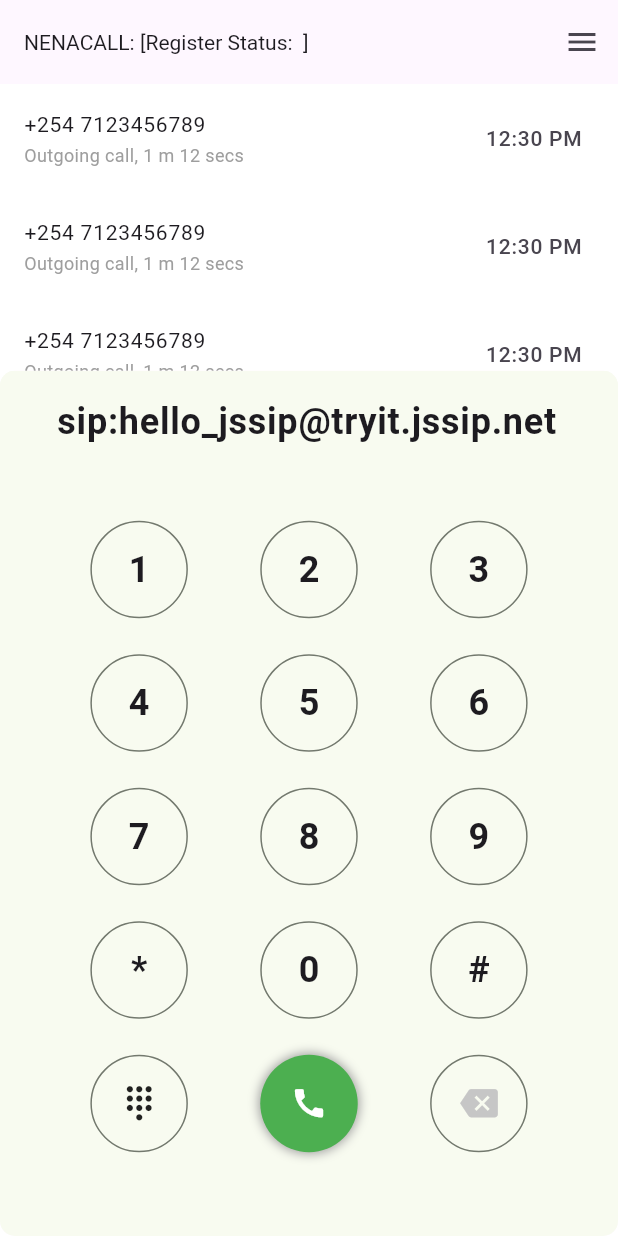
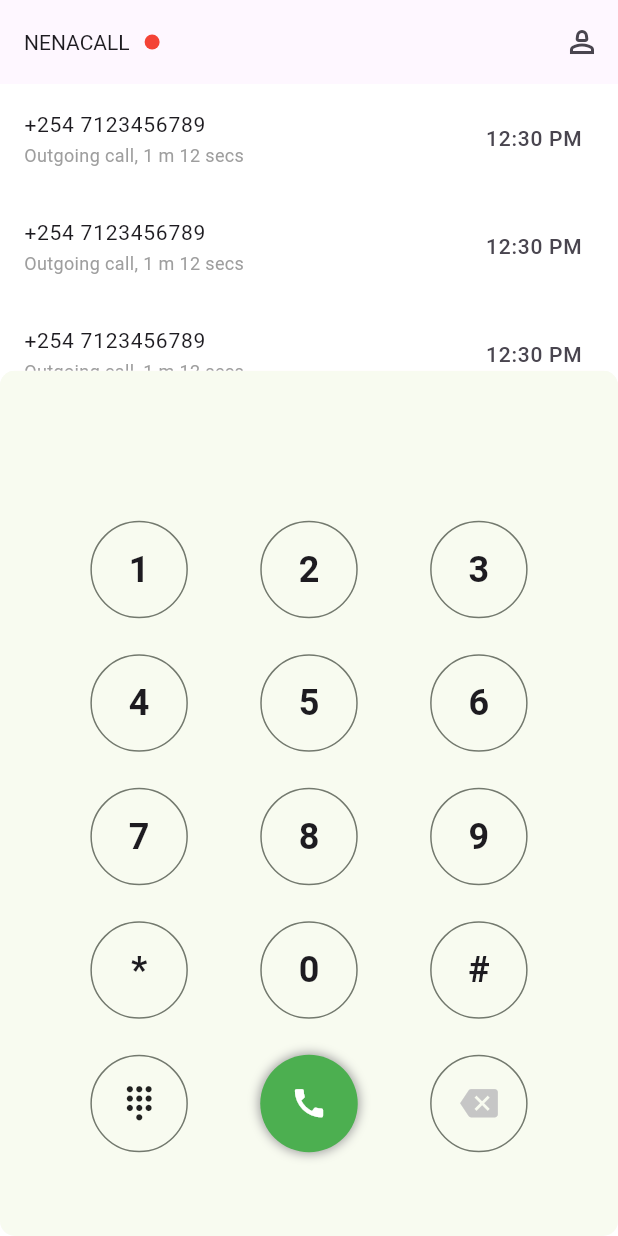
Before and after one commit to Brightmuk/sip-client, a Flutter app: the screen it shows after launch, after a tap on the "dialpad" icon, on a phone screen of 412 x 824 dp. Run offline on Flutter 3.47's test engine with Material 3 defaults, Android fonts, the phone set to English and light mode, and no system bars; our stand-ins replace bloc, logger, modal_bottom_sheet, permission_handler, shared_preferences; missing offline and left inert: flutter_webrtc, sip_ua.

Commit message:
Registration state inidcator

```diff
--- a/lib/src/callscreen.dart
+++ b/lib/src/callscreen.dart
@@ -650,7 +650,7 @@ class _MyCallScreenWidget extends State<CallScreenWidget>
     return Scaffold(
       appBar: AppBar(
         automaticallyImplyLeading: false,
-        title: Text('[$direction] ${_state.name}'),
+        title: Text('Calling'),
       ),
       body: _buildContent(),
       floatingActionButtonLocation: FloatingActionButtonLocation.centerFloat,
--- a/lib/src/register.dart
+++ b/lib/src/register.dart
@@ -68,7 +68,7 @@ class _MyRegisterWidget extends State<RegisterWidget>
   void _loadSettings() async {
     _preferences = await SharedPreferences.getInstance();
     setState(() {
-      _portController.text = '5060';
+      _portController.text = _preferences.getString('port')??'';
       _wsUriController.text =
           _preferences.getString('ws_uri') ??'';
       _sipUriController.text =
--- /dev/null
+++ b/lib/src/widgets/registration_indicator.dart
@@ -0,0 +1,29 @@
+import 'package:flutter/material.dart';
+
+class RegistrationIndicator extends StatelessWidget {
+  final String state;
+  const RegistrationIndicator({Key? key, required this.state}) : super(key: key);
+
+  @override
+  Widget build(BuildContext context) {
+    Color color(){
+      switch(state){
+        case "REGISTERED":
+        return Colors.green;
+        case "UNREGISTERED":
+        return Colors.orange;
+        case "NONE":
+        default:
+        return Colors.red;
+      }
+    }
+    return Container(
+      width: 10,
+      height: 10,
+      decoration: BoxDecoration(
+        color: color(),
+        borderRadius: BorderRadius.circular(10)
+      ),
+    );
+  }
+}
```
Also changed, not shown: lib/src/dialpad.dart (+15 -72 lines), 4 other files.
